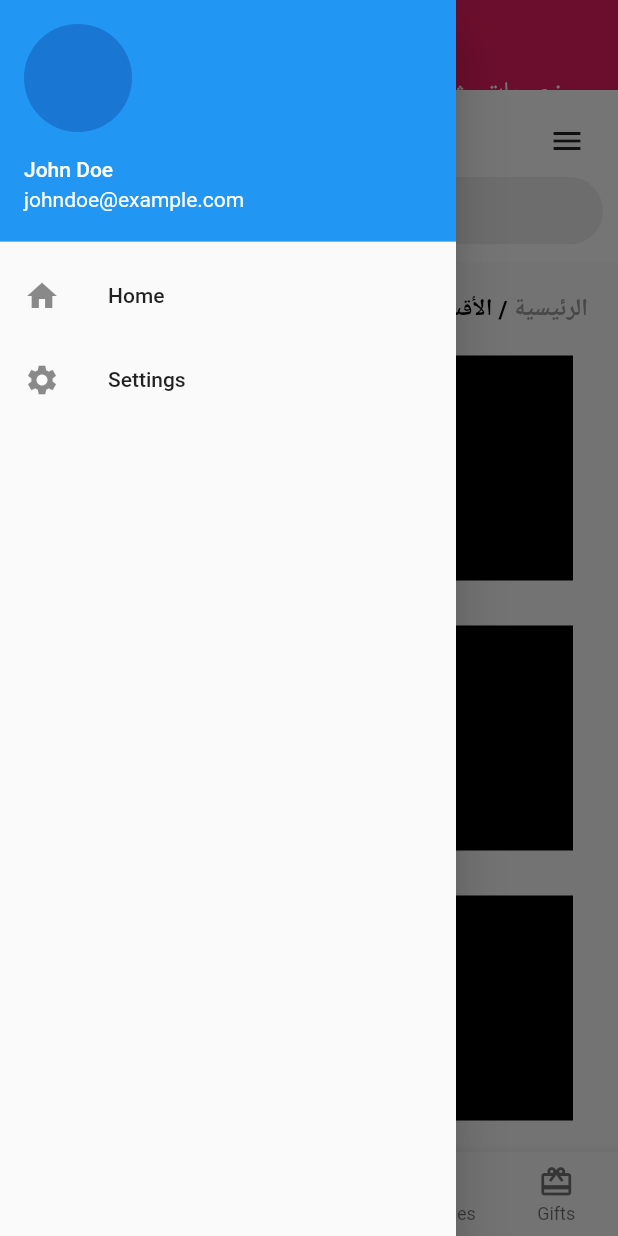
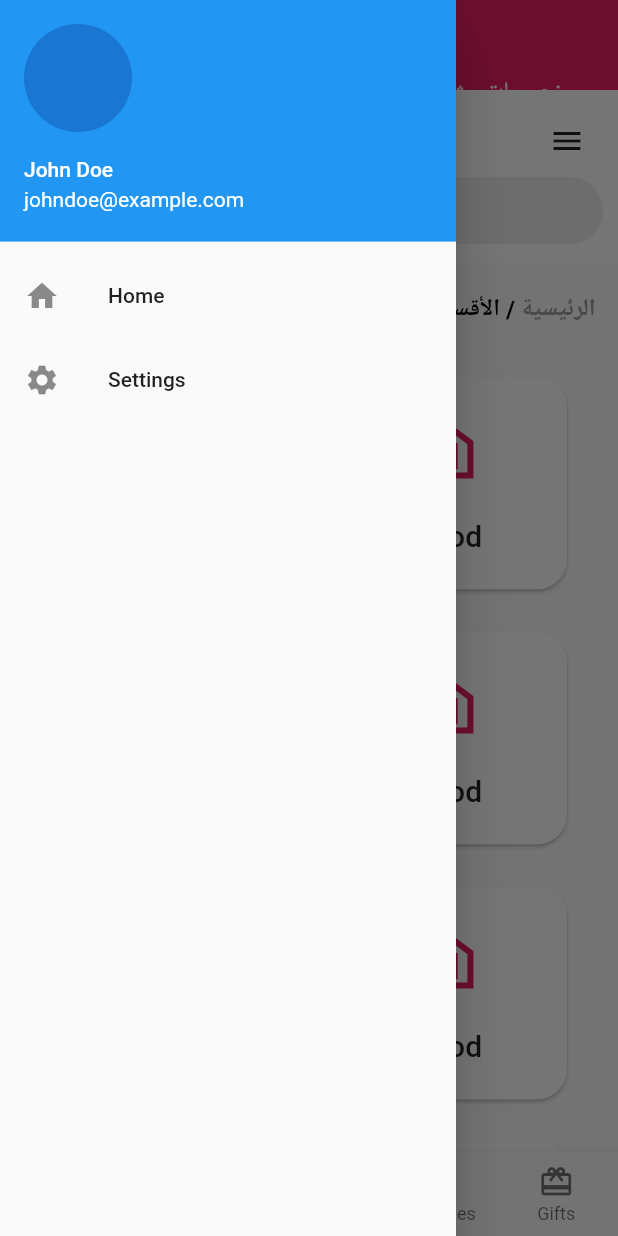
Before and after one commit to nasrallah2000/task, a Flutter app: the screen it shows after launch, with the side drawer open, on a phone screen of 412 x 824 dp. Run offline on Flutter 3.47's test engine with Material 2 defaults, Android fonts, the phone set to English and light mode, and no system bars; our stand-ins replace get.

Commit message:
finished task

```diff
--- a/lib/views/home.dart
+++ b/lib/views/home.dart
@@ -4,6 +4,8 @@ import 'package:get/get_state_manager/get_state_manager.dart';
 import 'package:task/controller/home_controller.dart';
 import 'package:task/widgets/bottom_nav_bar.dart';
 import 'package:task/widgets/home_body.dart';
+import 'package:task/widgets/home_drawer.dart';
+import 'package:task/widgets/home_top_header.dart';
 
 class HomeScreen extends StatelessWidget {
   HomeScreen({super.key});
@@ -14,56 +16,11 @@ class HomeScreen extends StatelessWidget {
   Widget build(BuildContext context) {
     return Scaffold(
       key: controller.scaffoldKey,
-      appBar: PreferredSize(
-        preferredSize: const Size(double.infinity, 60),
-        child: Container(
-          color: Colors.pink,
-          child: Center(
-            child: Padding(
-              padding: const EdgeInsets.only(top: 50.0),
-              child: Text(
-                'خصومات وشحن مجاني بترقية حسابك الى كوينا سجلي الان',
-                style: TextStyle(
-                  color: Colors.white,
-                  fontSize: 16,
-                ),
-              ),
-            ),
-          ),
-        ),
-      ),
+      appBar: const HomeTopHeader(),
       body: const HomeBody(),
       drawer: GetBuilder<HomeController>(
         builder: (controller) {
-          return Drawer(
-            child: ListView(
-              padding: EdgeInsets.zero,
-              children: [
-                UserAccountsDrawerHeader(
-                  accountName: Text('John Doe'),
-                  accountEmail: Text('johndoe@example.com'),
-                  currentAccountPicture: CircleAvatar(
-                      // Your profile picture here
-                      ),
-                ),
-                ListTile(
-                  leading: Icon(Icons.home),
-                  title: Text('Home'),
-                  onTap: () {
-                    // Handle home drawer item tap
-                  },
-                ),
-                ListTile(
-                  leading: Icon(Icons.settings),
-                  title: Text('Settings'),
-                  onTap: () {
-                    // Handle settings drawer item tap
-                  },
-                ),
-                // Add more drawer items as needed
-              ],
-            ),
-          );
+          return const HomeDrawer();
         },
       ),
       bottomNavigationBar: BottomNavBar(),
--- /dev/null
+++ b/lib/widgets/grid_item.dart
@@ -0,0 +1,36 @@
+import 'package:flutter/material.dart';
+
+class GridItem extends StatelessWidget {
+  const GridItem({super.key});
+
+  @override
+  Widget build(BuildContext context) {
+    return SizedBox(
+      width: 220,
+      height: 220,
+      child: Card(
+        shape: RoundedRectangleBorder(
+          borderRadius: BorderRadius.circular(20),
+        ),
+        child: const Column(
+          mainAxisAlignment: MainAxisAlignment.center,
+          children: [
+            Icon(
+              Icons.food_bank_outlined,
+              size: 50,
+              color: Colors.pink,
+            ),
+            SizedBox(height: 20),
+            Text(
+              'Food',
+              style: TextStyle(
+                fontSize: 20,
+                fontWeight: FontWeight.w500,
+              ),
+            ),
+          ],
+        ),
+      ),
+    );
+  }
+}
--- a/lib/widgets/home_body.dart
+++ b/lib/widgets/home_body.dart
@@ -1,6 +1,8 @@
 import 'package:flutter/material.dart';
 import 'package:get/get.dart';
 import 'package:task/controller/home_controller.dart';
+import 'package:task/widgets/grid_item.dart';
+import 'package:task/widgets/home_title.dart';
 
 class HomeBody extends StatefulWidget {
   const HomeBody({super.key});
@@ -48,6 +50,7 @@ class _HomeBodyState extends State<HomeBody> {
             elevation: 0,
             toolbarHeight: _isTitleVisible ? 70 : 50,
             centerTitle: true,
+            leading: SizedBox(),
             flexibleSpace: Padding(
               padding: const EdgeInsets.symmetric(
                 horizontal: 10,
@@ -137,47 +140,34 @@ class _HomeBodyState extends State<HomeBody> {
           ),
         ];
       },
-      body: Column(
+      body: SingleChildScrollView(
+        physics: const NeverScrollableScrollPhysics(),
+        child: Column(
           children: [
-          const Padding(
-            padding: EdgeInsetsDirectional.only(end: 20, top: 20),
-            child: Row(
-              mainAxisAlignment: MainAxisAlignment.end,
-              children: [
-                Text(
-                  "الأقسام /",
-                  style: TextStyle(fontSize: 16, fontWeight: FontWeight.w700, color: Colors.black),
+            const HomeTitle(),
+            Padding(
+              padding: const EdgeInsetsDirectional.symmetric(
+                horizontal: 30,
+                vertical: 10,
               ),
-                Text(
-                  " الرئيسية",
-                  style: TextStyle(fontSize: 16, fontWeight: FontWeight.w700, color: Colors.grey),
-                ),
-              ],
-            ),
-          ),
-          Padding(
-            padding: EdgeInsetsDirectional.symmetric(horizontal: 30, vertical: 20),
               child: GridView.builder(
                 physics: const BouncingScrollPhysics(),
-              gridDelegate: SliverGridDelegateWithFixedCrossAxisCount(
-                childAspectRatio: 5,
-                crossAxisSpacing: 30,
-                mainAxisSpacing: 30,
+                gridDelegate: const SliverGridDelegateWithFixedCrossAxisCount(
+                  childAspectRatio: 1,
+                  crossAxisSpacing: 20,
+                  mainAxisSpacing: 20,
                   mainAxisExtent: 150,
                   crossAxisCount: 2,
                 ),
                 itemBuilder: (context, index) {
-                return Container(
-                  width: 200,
-                  height: 200,
-                  decoration: BoxDecoration(color: Colors.black),
-                );
+                  return const GridItem();
                 },
                 shrinkWrap: true,
-              itemCount: 6,
+                itemCount: 8,
               ),
             ),
           ],
+        ),
       ),
     );
   }
--- /dev/null
+++ b/lib/widgets/home_drawer.dart
@@ -0,0 +1,31 @@
+import 'package:flutter/material.dart';
+
+class HomeDrawer extends StatelessWidget {
+  const HomeDrawer({super.key});
+
+  @override
+  Widget build(BuildContext context) {
+    return Drawer(
+      child: ListView(
+        padding: EdgeInsets.zero,
+        children: [
+          const UserAccountsDrawerHeader(
+            accountName: Text('John Doe'),
+            accountEmail: Text('johndoe@example.com'),
+            currentAccountPicture: CircleAvatar(),
+          ),
+          ListTile(
+            leading: const Icon(Icons.home),
+            title: const Text('Home'),
+            onTap: () {},
+          ),
+          ListTile(
+            leading: const Icon(Icons.settings),
+            title: const Text('Settings'),
+            onTap: () {},
+          ),
+        ],
+      ),
+    );
+  }
+}
--- /dev/null
+++ b/lib/widgets/home_title.dart
@@ -0,0 +1,33 @@
+import 'package:flutter/material.dart';
+
+class HomeTitle extends StatelessWidget {
+  const HomeTitle({super.key});
+
+  @override
+  Widget build(BuildContext context) {
+    return const Padding(
+      padding: EdgeInsets.symmetric(vertical: 20, horizontal: 15),
+      child: Row(
+        mainAxisAlignment: MainAxisAlignment.end,
+        children: [
+          Text(
+            "الأقسام /",
+            style: TextStyle(
+              fontSize: 16,
+              fontWeight: FontWeight.w700,
+              color: Colors.black,
+            ),
+          ),
+          Text(
+            " الرئيسية",
+            style: TextStyle(
+              fontSize: 16,
+              fontWeight: FontWeight.w700,
+              color: Colors.grey,
+            ),
+          ),
+        ],
+      ),
+    );
+  }
+}
--- /dev/null
+++ b/lib/widgets/home_top_header.dart
@@ -0,0 +1,30 @@
+import 'package:flutter/material.dart';
+
+class HomeTopHeader extends StatelessWidget implements PreferredSizeWidget {
+  const HomeTopHeader({super.key});
+
+  @override
+  Widget build(BuildContext context) {
+    return PreferredSize(
+      preferredSize: preferredSize,
+      child: Container(
+        color: Colors.pink,
+        child: const Center(
+          child: Padding(
+            padding: EdgeInsets.only(top: 50.0),
+            child: Text(
+              'خصومات وشحن مجاني بترقية حسابك الى كوينا سجلي الان',
+              style: TextStyle(
+                color: Colors.white,
+                fontSize: 16,
+              ),
+            ),
+          ),
+        ),
+      ),
+    );
+  }
+
+  @override
+  Size get preferredSize => Size(double.infinity, 60);
+}
```
Lines whose indentation alone changed are shown as unchanged.
